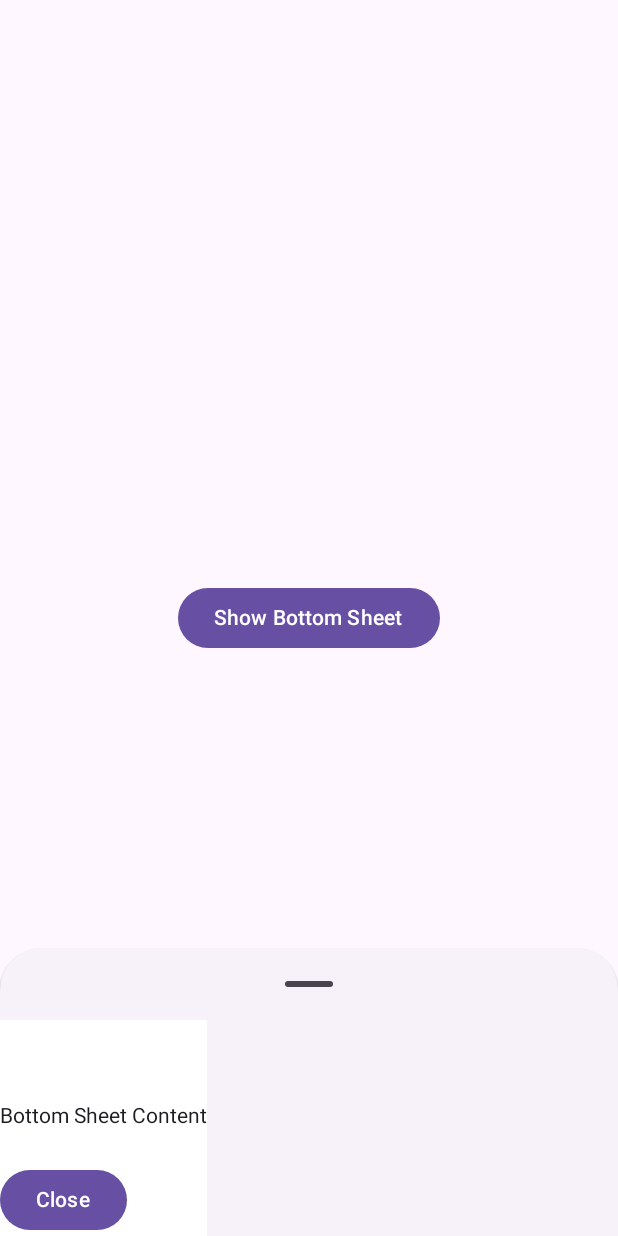
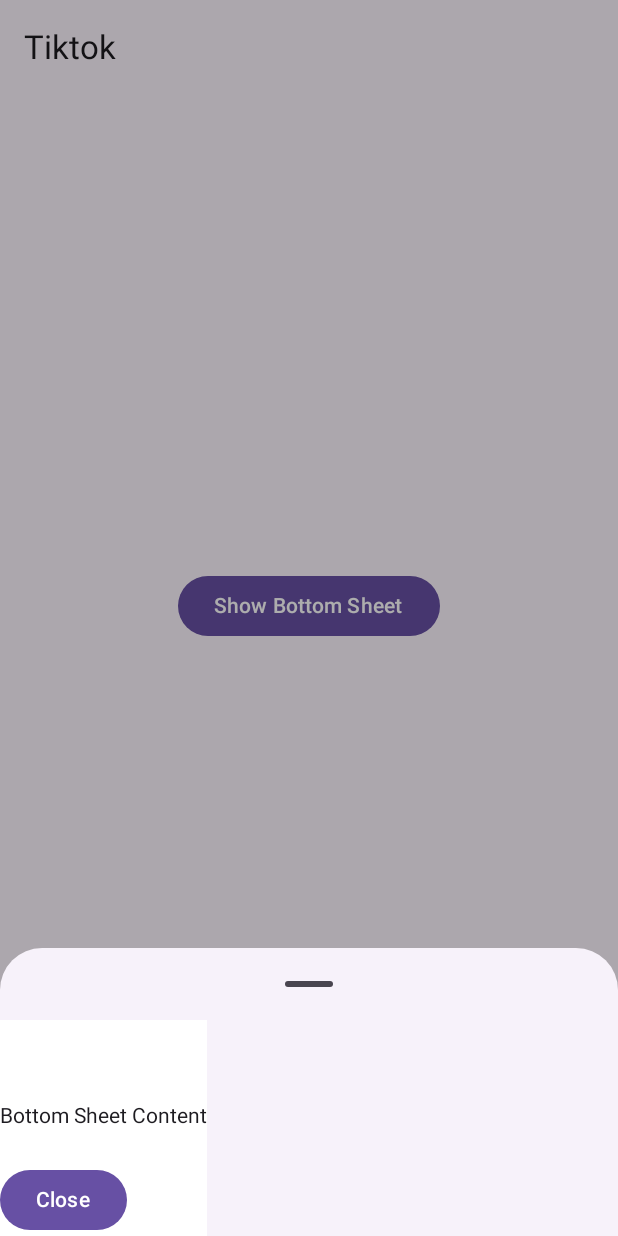
Before and after one commit to AnhQuocs/Jetpack-Compose-Basic, an Android app built with Jetpack Compose: the screen it shows after launch (MainActivity), after a tap on "Show Bottom Sheet", on a phone screen of 412 x 824 dp. Run offline under Robolectric (Android 15) with nearby library versions, the phone set to English and light mode, and no system bars; our stand-ins replace constraintlayout-compose.

Commit message:
end bottom sheet

```diff
--- a/app/src/main/java/com/example/syt/MainActivity.kt
+++ b/app/src/main/java/com/example/syt/MainActivity.kt
@@ -8,8 +8,7 @@ import androidx.compose.material3.Surface
 import androidx.compose.runtime.Composable
 import androidx.compose.ui.Modifier
 import androidx.compose.ui.tooling.preview.Preview
-import com.example.syt.ui.demo.DemoBottomSheetScaffold
-import com.example.syt.ui.demo.DemoScaffoldScreen
+import com.example.syt.ui.demo.DemoModalBottomSheet
 import com.example.syt.ui.theme.SYTTheme
 
 // step 1: define ComposableLocal
@@ -32,7 +31,7 @@ class MainActivity : ComponentActivity() {
 
 @Composable
 fun MainApp() {
-    DemoBottomSheetScaffold()
+    DemoModalBottomSheet()
 }
 
 @Preview(showBackground = true)
--- a/app/src/main/java/com/example/syt/ui/demo/DemoBottomSheets.kt
+++ b/app/src/main/java/com/example/syt/ui/demo/DemoBottomSheets.kt
@@ -2,29 +2,42 @@ package com.example.syt.ui.demo
 
 import androidx.compose.foundation.background
 import androidx.compose.foundation.layout.Arrangement
-import androidx.compose.foundation.layout.Box
 import androidx.compose.foundation.layout.Column
+import androidx.compose.foundation.layout.Row
 import androidx.compose.foundation.layout.Spacer
 import androidx.compose.foundation.layout.fillMaxSize
+import androidx.compose.foundation.layout.fillMaxWidth
 import androidx.compose.foundation.layout.height
 import androidx.compose.foundation.layout.padding
 import androidx.compose.foundation.shape.RoundedCornerShape
-import androidx.compose.material3.BottomSheetScaffold
+import androidx.compose.material.icons.Icons
+import androidx.compose.material.icons.filled.Add
+import androidx.compose.material.icons.filled.CreditCard
+import androidx.compose.material.icons.filled.Home
+import androidx.compose.material.icons.filled.Person
+import androidx.compose.material.icons.filled.Person4
 import androidx.compose.material3.Button
 import androidx.compose.material3.ExperimentalMaterial3Api
+import androidx.compose.material3.FabPosition
+import androidx.compose.material3.FloatingActionButton
+import androidx.compose.material3.Icon
 import androidx.compose.material3.ModalBottomSheet
+import androidx.compose.material3.NavigationBarItem
 import androidx.compose.material3.Scaffold
 import androidx.compose.material3.Text
-import androidx.compose.material3.rememberBottomSheetScaffoldState
+import androidx.compose.material3.TopAppBar
 import androidx.compose.material3.rememberModalBottomSheetState
 import androidx.compose.runtime.Composable
+import androidx.compose.runtime.mutableStateOf
+import androidx.compose.runtime.remember
 import androidx.compose.runtime.rememberCoroutineScope
 import androidx.compose.ui.Alignment
 import androidx.compose.ui.Modifier
 import androidx.compose.ui.draw.clip
 import androidx.compose.ui.graphics.Color
 import androidx.compose.ui.unit.dp
-import kotlinx.coroutines.launch
+import androidx.constraintlayout.compose.ConstraintLayout
+import androidx.constraintlayout.compose.Dimension
 
 @Composable
 fun DemoBottomSheets() {
@@ -33,42 +46,37 @@ fun DemoBottomSheets() {
 
 @OptIn(ExperimentalMaterial3Api::class)
 @Composable
-fun DemoBottomSheetScaffold() {
+fun DemoModalBottomSheet() {
+    val sheetState = rememberModalBottomSheetState()
+    val scope = rememberCoroutineScope()
+    var isSheetOpen = remember { mutableStateOf(false) }
 
-    val scaffoldState = rememberBottomSheetScaffoldState()
-    val scope = rememberCoroutineScope()
-
-    val showBottomSheet: () -> Unit = {
-        scope.launch {
-            scaffoldState.bottomSheetState.expand()
+    if (isSheetOpen.value) {
+        ModalBottomSheet(
+            onDismissRequest = { isSheetOpen.value = false },
+            sheetState = sheetState
+        ) {
+            BottomSheetContent {
+                isSheetOpen.value = false
+            }
         }
     }
 
-    val hideBottomSheet: () -> Unit = {
-        scope.launch {
-            scaffoldState.bottomSheetState.partialExpand()
+    Scaffold(
+        topBar = { TopAppBar(title = { Text("Tiktok")}) }, // Đảm bảo hiển thị TopAppBar
+        floatingActionButton = {
+            FloatingActionButton(onClick = {}) {
+                Icon(Icons.Default.Add, contentDescription = "")
+            }
+        },
+        floatingActionButtonPosition = FabPosition.Center,
+        bottomBar = { BottomAppBarDemo() }
+    ) { paddingValues ->
+        BodyDemo(
+            modifier = Modifier.padding(paddingValues)
+        ) {
+            isSheetOpen.value = true // Hiển thị Bottom Sheet
         }
-    }
-
-    BottomSheetScaffold(scaffoldState = scaffoldState, sheetContent = {
-        BottomSheetContent {
-            //hide bottom sheet
-            hideBottomSheet()
-        }
-    }) {
-
-        Scaffold(
-            bottomBar = {}
-        ) { paddingValues ->
-            BodyDemo(
-                modifier = Modifier.padding(paddingValues)
-            ) {
-                // show bottom sheet
-                showBottomSheet()
-            }
-
-        }
-
     }
 }
 
@@ -108,3 +116,66 @@ fun BottomSheetContent(
         }
     }
 }
+
+@Composable
+fun BottomAppBarDemo() {
+    ConstraintLayout(modifier = Modifier.fillMaxWidth()) {
+        val centerVerticalGuide = createGuidelineFromStart(0.5f)
+
+        val (leftMenu, rightMenu) = createRefs()
+
+        Row(
+            verticalAlignment = Alignment.CenterVertically,
+            horizontalArrangement = Arrangement.SpaceBetween,
+            modifier = Modifier.constrainAs(leftMenu) {
+                start.linkTo(parent.start)
+                end.linkTo(centerVerticalGuide, margin = 32.dp)
+                width = Dimension.fillToConstraints
+            }
+        ) {
+            NavigationBarItem(
+                selected = true,
+                onClick = {},
+                icon = { Icon(Icons.Default.Home, contentDescription = "") },
+                label = {
+                    Text("Home")
+                }
+            )
+            NavigationBarItem(
+                selected = false,
+                onClick = {},
+                icon = { Icon(Icons.Default.Person4, contentDescription = "") },
+                label = {
+                    Text("Friend")
+                }
+            )
+        }
+
+        Row(
+            verticalAlignment = Alignment.CenterVertically,
+            horizontalArrangement = Arrangement.SpaceBetween,
+            modifier = Modifier.constrainAs(rightMenu) {
+                start.linkTo(centerVerticalGuide, margin = 32.dp)
+                end.linkTo(parent.end)
+                width = Dimension.fillToConstraints
+            }
+        ) {
+            NavigationBarItem(
+                selected = false,
+                onClick = {},
+                icon = { Icon(Icons.Default.CreditCard, contentDescription = "") },
+                label = {
+                    Text("Card")
+                }
+            )
+            NavigationBarItem(
+                selected = false,
+                onClick = {},
+                icon = { Icon(Icons.Default.Person, contentDescription = "") },
+                label = {
+                    Text("Me")
+                }
+            )
+        }
+    }
+}
```
